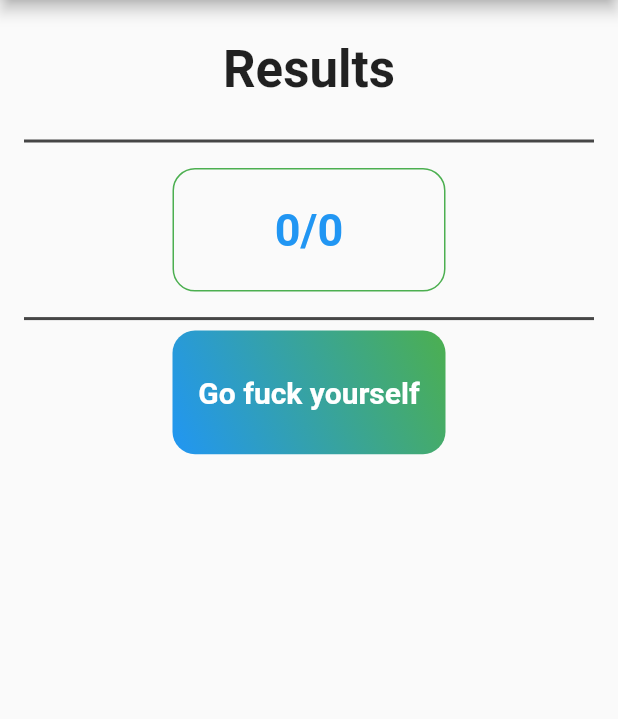
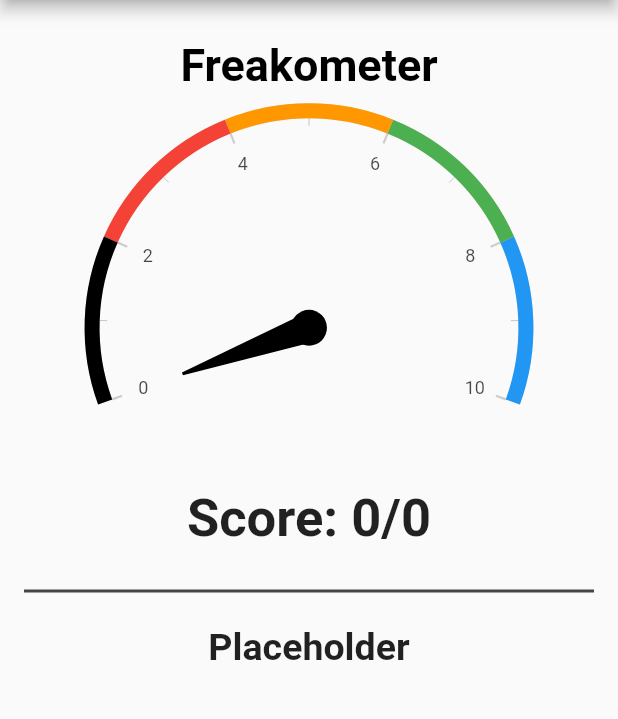
Before and after one commit to PunicGames/Flutter_Quiz, a Flutter app: the ResultsPage screen opened directly with sample values from the repository, on a phone screen of 412 x 824 dp, the part 84-803 px from its top. Run offline on Flutter 3.47's test engine with Material 2 defaults, Android fonts, the phone set to English and light mode, and no system bars; drawn by our look-alikes of syncfusion_flutter_gauges; our stand-ins replace audioplayers, curved_navigation_bar, youtube_player_flutter.

Commit message:
Score gauge setup

```diff
--- a/flutter_quiz/lib/page/results_page.dart
+++ b/flutter_quiz/lib/page/results_page.dart
@@ -3,6 +3,8 @@ import 'package:flutter_quiz/data/global_variables.dart';
 import 'package:flutter_quiz/page/categoryViewer_page.dart';
 import 'package:flutter_quiz/page/home_page.dart';
 import 'package:flutter_quiz/page/main_page.dart';
+
+import 'package:syncfusion_flutter_gauges/gauges.dart';
 
 import '../classes/category.dart';
 
@@ -36,23 +38,110 @@ class ResultsPage extends StatelessWidget {
         child: Column(
           crossAxisAlignment: CrossAxisAlignment.center,
           children: [
-            //texto de sinopsis
-            Text(
-              "Results",
-              style: TextStyle(fontWeight: FontWeight.bold, fontSize: 34),
-              textAlign: TextAlign.justify,
+            SfRadialGauge(
+              enableLoadingAnimation: true,
+              animationDuration: 2500,
+              axes: <RadialAxis>[
+                RadialAxis(
+                    startAngle: 160,
+                    endAngle: 20,
+                    minimum: 0,
+                    maximum: 10,
+                    showLastLabel: true,
+                    pointers: <GaugePointer>[
+                      NeedlePointer(value: success.toDouble())
+                    ],
+                    annotations: <GaugeAnnotation>[
+                      GaugeAnnotation(
+                          widget: Container(
+                              child: Text("Score: ${success}/${totalQuestions}",
+                                  style: TextStyle(
+                                      fontSize: 35,
+                                      fontWeight: FontWeight.bold))),
+                          angle: 90,
+                          positionFactor: 0.85)
+                    ],
+                    ranges: <GaugeRange>[
+                      GaugeRange(
+                          startValue: 8,
+                          endValue: 10,
+                          color: Colors.blue,
+                          startWidth: 10,
+                          endWidth: 10),
+                      GaugeRange(
+                          startValue: 6,
+                          endValue: 8,
+                          color: Colors.green,
+                          startWidth: 10,
+                          endWidth: 10),
+                      GaugeRange(
+                          startValue: 4,
+                          endValue: 6,
+                          color: Colors.orange,
+                          startWidth: 10,
+                          endWidth: 10),
+                      GaugeRange(
+                          startValue: 2,
+                          endValue: 4,
+                          color: Colors.red,
+                          startWidth: 10,
+                          endWidth: 10),
+                      GaugeRange(
+                          startValue: 0,
+                          endValue: 2,
+                          color: Colors.black,
+                          startWidth: 10,
+                          endWidth: 10)
+                    ])
+              ],
+              title: GaugeTitle(
+                text: 'Freakometer',
+                textStyle:
+                    TextStyle(fontSize: 30.0, fontWeight: FontWeight.bold),
+                borderWidth: 10,
+              ),
             ),
-            SizedBox(height: 10),
-            //texto de la descripcion
-
             SizedBox(height: 10),
             Divider(
               thickness: 2,
               color: Color.fromARGB(255, 70, 70, 70),
             ),
-            SizedBox(height: 10),
-            //boton de play quiz y estadisticas
-            Column(
+            SizedBox(height: 15),
+            //boton de play quiz y estadisticas,
+            //texto de sinopsis
+            Text(
+              "Placeholder",
+              style: TextStyle(fontWeight: FontWeight.bold, fontSize: 25),
+              textAlign: TextAlign.justify,
+            ),
+            //texto de la descripcion
+          ],
+        ),
+      );
+
+  PreferredSizeWidget buildAppBar(context) => AppBar(
+        automaticallyImplyLeading: false,
+        leading: BackButton(
+            color: Colors.white,
+            onPressed: (() => Navigator.of(context).pushReplacement(
+                  MaterialPageRoute(
+                    builder: (context) => HomePage(),
+                  ),
+                ))),
+        title: const Text("Exit Quiz"),
+        flexibleSpace: Container(
+          decoration: BoxDecoration(
+            gradient: LinearGradient(
+              colors: themeColors,
+              begin: Alignment.topRight,
+              end: Alignment.bottomLeft,
+            ),
+          ),
+        ),
+      );
+}
+/*
+Column(
               children: [
                 Container(
                   width: MediaQuery.of(context).size.width / 2 - 16 * 1.5,
@@ -112,29 +201,4 @@ class ResultsPage extends StatelessWidget {
                   ],
                 ),
               ),
-            )
-          ],
-        ),
-      );
-
-  PreferredSizeWidget buildAppBar(context) => AppBar(
-        automaticallyImplyLeading: false,
-        leading: BackButton(
-            color: Colors.white,
-            onPressed: (() => Navigator.of(context).pushReplacement(
-                  MaterialPageRoute(
-                    builder: (context) => HomePage(),
-                  ),
-                ))),
-        title: const Text("Exit Quiz"),
-        flexibleSpace: Container(
-          decoration: BoxDecoration(
-            gradient: LinearGradient(
-              colors: themeColors,
-              begin: Alignment.topRight,
-              end: Alignment.bottomLeft,
-            ),
-          ),
-        ),
-      );
-}
+            )*/
--- a/flutter_quiz/pubspec.yaml
+++ b/flutter_quiz/pubspec.yaml
@@ -11,6 +11,7 @@ dependencies:
   flutter:
     sdk: flutter
   audioplayers: ^0.20.1
+  syncfusion_flutter_gauges: ^20.3.59
 
   cupertino_icons: ^1.0.2
 
```
Also changed, not shown: flutter_quiz/pubspec.lock.
